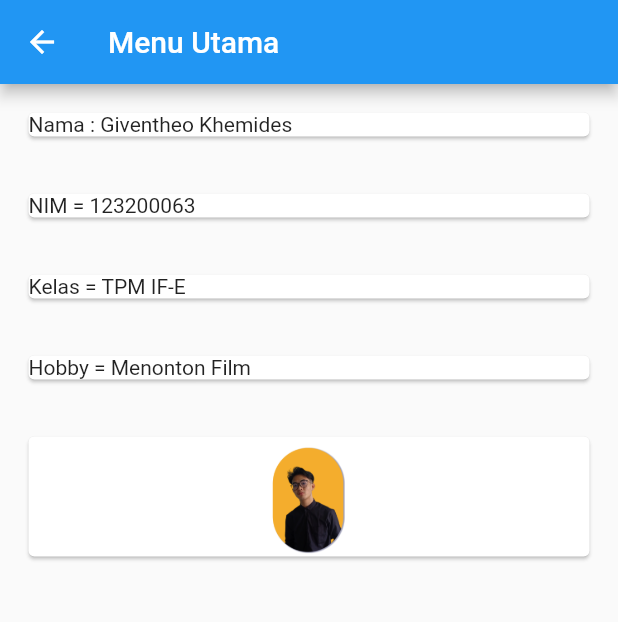
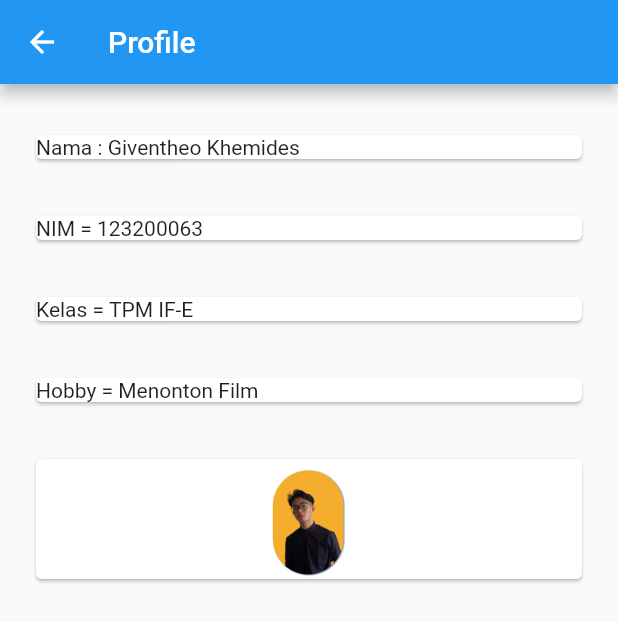
Before and after one commit to Rebonanza/quizMobile1, a Flutter app: the screen it shows after launch, after a tap on "Profile", on a phone screen of 412 x 824 dp. Shown: the top 622 px of the screen. Run offline on Flutter 3.47's test engine with Material 2 defaults, Android fonts, the phone set to English and light mode, and no system bars.

Commit message:
display: give padding to card

```diff
--- a/lib/kelilingLayangLayang.dart
+++ b/lib/kelilingLayangLayang.dart
@@ -38,6 +38,7 @@ class _KelilingLayangLayangPageState extends State<KelilingLayangLayangPage> {
         decoration: const InputDecoration(
           filled: true,
           hintText: 'Diagonal 1 Layang',
+          fillColor: Colors.white70,
           contentPadding: const EdgeInsets.all(8.0),
           border: OutlineInputBorder(
             borderRadius: BorderRadius.all(Radius.circular(8.0)),
@@ -58,6 +59,7 @@ class _KelilingLayangLayangPageState extends State<KelilingLayangLayangPage> {
         },
         decoration: const InputDecoration(
           hintText: 'Diagonal 2 Layang Layang',
+          fillColor: Colors.white70,
           filled: true,
           contentPadding: const EdgeInsets.all(8.0),
           border: OutlineInputBorder(
--- a/lib/kelilingSegitiga.dart
+++ b/lib/kelilingSegitiga.dart
@@ -38,6 +38,7 @@ class _KelilingSegitigaPageState extends State<KelilingSegitigaPage> {
         },
         decoration: const InputDecoration(
           hintText: 'Alas Segitiga',
+          fillColor: Colors.white70,
           filled: true,
           contentPadding: const EdgeInsets.all(8.0),
           border: OutlineInputBorder(
@@ -59,6 +60,7 @@ class _KelilingSegitigaPageState extends State<KelilingSegitigaPage> {
         },
         decoration: const InputDecoration(
           hintText: 'Miring 1 Segitga',
+          fillColor: Colors.white70,
           filled: true,
           contentPadding: const EdgeInsets.all(8.0),
           border: OutlineInputBorder(
--- a/lib/luasLayangLayang.dart
+++ b/lib/luasLayangLayang.dart
@@ -36,6 +36,7 @@ class _LuasLayangLayangPageState extends State<LuasLayangLayangPage> {
         },
         decoration: const InputDecoration(
           hintText: 'Diagonal 1 Layang',
+          fillColor: Colors.white70,
           filled: true,
           contentPadding: const EdgeInsets.all(8.0),
           border: OutlineInputBorder(
@@ -57,6 +58,7 @@ class _LuasLayangLayangPageState extends State<LuasLayangLayangPage> {
         },
         decoration: const InputDecoration(
           hintText: 'Diagonal 2 Layang Layang',
+          fillColor: Colors.white70,
           filled: true,
           contentPadding: const EdgeInsets.all(8.0),
           border: OutlineInputBorder(
--- a/lib/luasSegitiga.dart
+++ b/lib/luasSegitiga.dart
@@ -37,6 +37,7 @@ class _LuasSegitigaPageState extends State<LuasSegitigaPage> {
         decoration: const InputDecoration(
           hintText: 'Alas Segitiga',
           filled: true,
+          fillColor: Colors.white70,
           contentPadding: const EdgeInsets.all(8.0),
           border: OutlineInputBorder(
             borderRadius: BorderRadius.all(Radius.circular(8.0)),
@@ -58,6 +59,7 @@ class _LuasSegitigaPageState extends State<LuasSegitigaPage> {
         decoration: const InputDecoration(
           filled: true,
           hintText: 'Tinggi Segitga',
+          fillColor: Colors.white70,
           contentPadding: const EdgeInsets.all(8.0),
           border: OutlineInputBorder(
             borderRadius: BorderRadius.all(Radius.circular(8.0)),
--- a/lib/menu.dart
+++ b/lib/menu.dart
@@ -22,6 +22,8 @@ class _MenuState extends State<Menu> {
               Container(
                   padding: EdgeInsets.fromLTRB(20, 30, 20, 0),
                   child: Card(
+                      child: Padding(
+                          padding: EdgeInsets.all(16.0),
                           child: InkWell(
                             onTap: () {
                               Navigator.push(context,
@@ -34,10 +36,12 @@ class _MenuState extends State<Menu> {
                                 Text("Perhitungan Segitiga"),
                               ],
                             ),
-                  ))),
+                          )))),
               Container(
                   padding: EdgeInsets.fromLTRB(20, 30, 20, 0),
                   child: Card(
+                      child: Padding(
+                          padding: EdgeInsets.all(16.0),
                           child: InkWell(
                             onTap: () {
                               Navigator.push(context,
@@ -50,10 +54,12 @@ class _MenuState extends State<Menu> {
                                 Text("Perhitungan Layang-Layang"),
                               ],
                             ),
-                  ))),
+                          )))),
               Container(
                   padding: EdgeInsets.fromLTRB(20, 30, 20, 0),
                   child: Card(
+                      child: Padding(
+                          padding: EdgeInsets.all(16.0),
                           child: InkWell(
                             onTap: () {
                               Navigator.push(context,
@@ -66,7 +72,7 @@ class _MenuState extends State<Menu> {
                                 Text("Profile"),
                               ],
                             ),
-                  ))),
+                          )))),
             ])));
   }
 }
--- a/lib/profile.dart
+++ b/lib/profile.dart
@@ -13,23 +13,23 @@ class _ProfilePageState extends State<ProfilePage> {
     return SafeArea(
         child: Scaffold(
             appBar: AppBar(
-              title: Text("Menu Utama"),
+              title: Text("Profile"),
             ),
             body: ListView(children: <Widget>[
               Container(
-                  padding: EdgeInsets.all(15),
+                  padding: EdgeInsets.fromLTRB(20, 30, 20, 0),
                   child: Card(child: Text('Nama : Giventheo Khemides'))),
               Container(
-                  padding: EdgeInsets.all(15),
+                  padding: EdgeInsets.fromLTRB(20, 30, 20, 0),
                   child: Card(child: Text('NIM = 123200063'))),
               Container(
-                  padding: EdgeInsets.all(15),
+                  padding: EdgeInsets.fromLTRB(20, 30, 20, 0),
                   child: Card(child: Text('Kelas = TPM IF-E'))),
               Container(
-                  padding: EdgeInsets.all(15),
+                  padding: EdgeInsets.fromLTRB(20, 30, 20, 0),
                   child: Card(child: Text('Hobby = Menonton Film'))),
               Container(
-                  padding: EdgeInsets.all(15),
+                  padding: EdgeInsets.fromLTRB(20, 30, 20, 0),
                   child: Card(
                       child: Image.asset('assets/images/profile.png',
                           height: 80, width: 80))),
```
Also changed, not shown: lib/layang_layang.dart (+8 -4 lines), lib/segitiga.dart (+6 -2 lines). Lines whose indentation alone changed are shown as unchanged.
